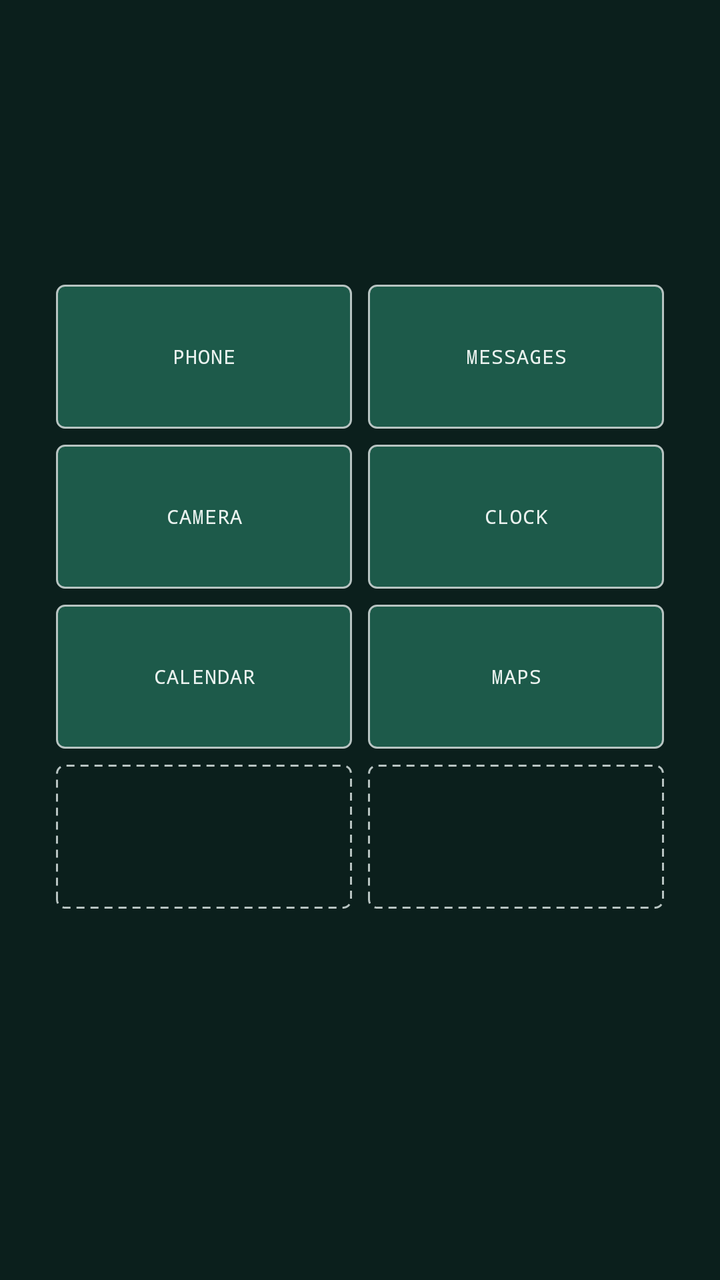
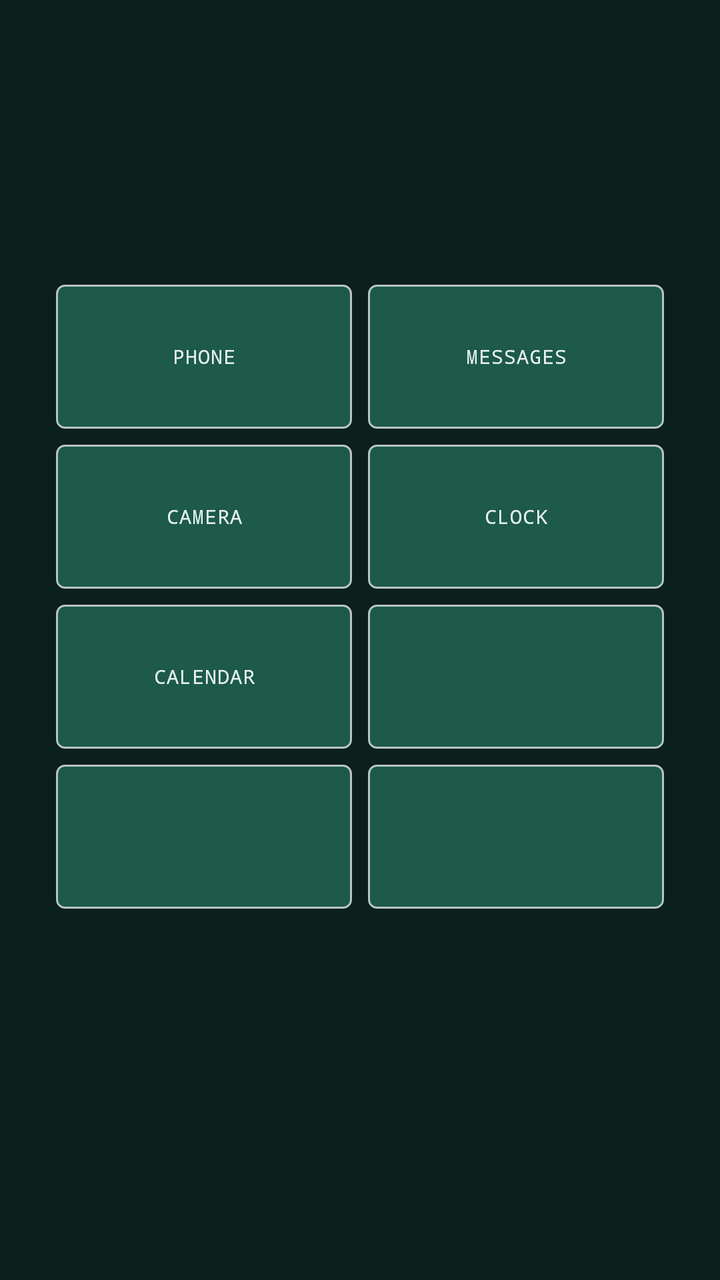

Before-and-after screenshots of an Android layout around one commit, followed by the original layout XML and the change that was made.
<!-- AndroidManifest.xml: application theme Theme.ColdSnake -->
<!-- res/layout/activity_dumb_mode.xml -->
<?xml version="1.0" encoding="utf-8"?>
<LinearLayout xmlns:android="http://schemas.android.com/apk/res/android"
    android:layout_width="match_parent"
    android:layout_height="match_parent"
    android:orientation="vertical"
    android:background="@color/ground">

    <View
        android:layout_width="match_parent"
        android:layout_height="0dp"
        android:layout_weight="1" />

    <GridLayout
        android:layout_width="match_parent"
        android:layout_height="wrap_content"
        android:layout_marginHorizontal="24dp"
        android:columnCount="2"
        android:rowCount="4">

        <TextView
            android:id="@+id/appPhone"
            style="@style/AppTile"
            android:text="@string/app_phone" />

        <TextView
            android:id="@+id/appMessages"
            style="@style/AppTile"
            android:text="@string/app_messages" />

        <TextView
            android:id="@+id/appCamera"
            style="@style/AppTile"
            android:text="@string/app_camera" />

        <TextView
            android:id="@+id/appClock"
            style="@style/AppTile"
            android:text="@string/app_clock" />

        <TextView
            android:id="@+id/appCalendar"
            style="@style/AppTile"
            android:text="@string/app_calendar" />

        <TextView
            android:id="@+id/appMaps"
            style="@style/AppTile"
            android:text="@string/app_maps" />

        <TextView style="@style/AppTile.Spare" />

        <TextView style="@style/AppTile.Spare" />

    </GridLayout>

    <View
        android:layout_width="match_parent"
        android:layout_height="0dp"
        android:layout_weight="1" />

    <TextView
        android:id="@+id/countdownText"
        android:layout_width="match_parent"
        android:layout_height="wrap_content"
        android:gravity="center"
        android:layout_marginBottom="24dp"
        android:textColor="@color/steel"
        android:textSize="14sp"
        android:fontFamily="monospace"
        android:letterSpacing="0.05" />

</LinearLayout>
<!-- resources referenced by this layout -->
<resources>
  <color name="ground">#0B1F1C</color>
  <color name="steel">#B8C4C2</color>
  <string name="app_calendar">CALENDAR</string>
  <string name="app_camera">CAMERA</string>
  <string name="app_clock">CLOCK</string>
  <string name="app_maps">MAPS</string>
  <string name="app_messages">MESSAGES</string>
  <string name="app_phone">PHONE</string>
  <style name="AppTile">
          <item name="android:layout_width">0dp</item>
          <item name="android:layout_height">72dp</item>
          <item name="android:layout_columnWeight">1</item>
          <item name="android:layout_margin">4dp</item>
          <item name="android:gravity">center</item>
          <item name="android:background">@drawable/tile_background</item>
          <item name="android:textColor">@color/cold_white</item>
          <item name="android:textSize">10sp</item>
          <item name="android:fontFamily">monospace</item>
          <item name="android:letterSpacing">0.03</item>
          <item name="android:clickable">true</item>
          <item name="android:focusable">true</item>
      </style>
  <style name="AppTile.Spare">
          <item name="android:background">@drawable/tile_spare_background</item>
          <item name="android:clickable">false</item>
          <item name="android:focusable">false</item>
      </style>
  <style name="Theme.ColdSnake" parent="Theme.MaterialComponents.DayNight.NoActionBar">
          <item name="colorPrimary">@android:color/black</item>
          <item name="colorPrimaryDark">@android:color/black</item>
          <item name="colorAccent">@android:color/darker_gray</item>
      </style>
  <!-- drawable tile_background (drawable) -->
  <?xml version="1.0" encoding="utf-8"?>
  <shape xmlns:android="http://schemas.android.com/apk/res/android"
      android:shape="rectangle">
      <solid android:color="@color/teal" />
      <stroke android:width="1dp" android:color="@color/steel" />
      <corners android:radius="4dp" />
  </shape>
  <color name="cold_white">#EAF2EF</color>
  <!-- drawable tile_spare_background (drawable) -->
  <?xml version="1.0" encoding="utf-8"?>
  <shape xmlns:android="http://schemas.android.com/apk/res/android"
      android:shape="rectangle">
      <solid android:color="@android:color/transparent" />
      <stroke
          android:width="1dp"
          android:color="@color/steel"
          android:dashWidth="4dp"
          android:dashGap="3dp" />
      <corners android:radius="4dp" />
  </shape>
  <color name="teal">#1D5A4A</color>
</resources>

<!-- the commit's change to res/layout/activity_dumb_mode.xml (unified diff, before → after) -->
@@ -43,13 +43,16 @@
             android:text="@string/app_calendar" />
 
         <TextView
-            android:id="@+id/appMaps"
-            style="@style/AppTile"
-            android:text="@string/app_maps" />
+            android:id="@+id/appCustom1"
+            style="@style/AppTile" />
 
-        <TextView style="@style/AppTile.Spare" />
+        <TextView
+            android:id="@+id/appCustom2"
+            style="@style/AppTile" />
 
-        <TextView style="@style/AppTile.Spare" />
+        <TextView
+            android:id="@+id/appCustom3"
+            style="@style/AppTile" />
 
     </GridLayout>
 
<!-- resource entries referenced after the edit -->
@@ -5,7 +5,6 @@
   <string name="app_calendar">CALENDAR</string>
   <string name="app_camera">CAMERA</string>
   <string name="app_clock">CLOCK</string>
-  <string name="app_maps">MAPS</string>
   <string name="app_messages">MESSAGES</string>
   <string name="app_phone">PHONE</string>
   <style name="AppTile">
@@ -22,11 +21,6 @@
           <item name="android:clickable">true</item>
           <item name="android:focusable">true</item>
       </style>
-  <style name="AppTile.Spare">
-          <item name="android:background">@drawable/tile_spare_background</item>
-          <item name="android:clickable">false</item>
-          <item name="android:focusable">false</item>
-      </style>
   <style name="Theme.ColdSnake" parent="Theme.MaterialComponents.DayNight.NoActionBar">
           <item name="colorPrimary">@android:color/black</item>
           <item name="colorPrimaryDark">@android:color/black</item>
@@ -41,18 +35,6 @@
       <corners android:radius="4dp" />
   </shape>
   <color name="cold_white">#EAF2EF</color>
-  <!-- drawable tile_spare_background (drawable) -->
-  <?xml version="1.0" encoding="utf-8"?>
-  <shape xmlns:android="http://schemas.android.com/apk/res/android"
-      android:shape="rectangle">
-      <solid android:color="@android:color/transparent" />
-      <stroke
-          android:width="1dp"
-          android:color="@color/steel"
-          android:dashWidth="4dp"
-          android:dashGap="3dp" />
-      <corners android:radius="4dp" />
-  </shape>
   <color name="teal">#1D5A4A</color>
 </resources>
 
